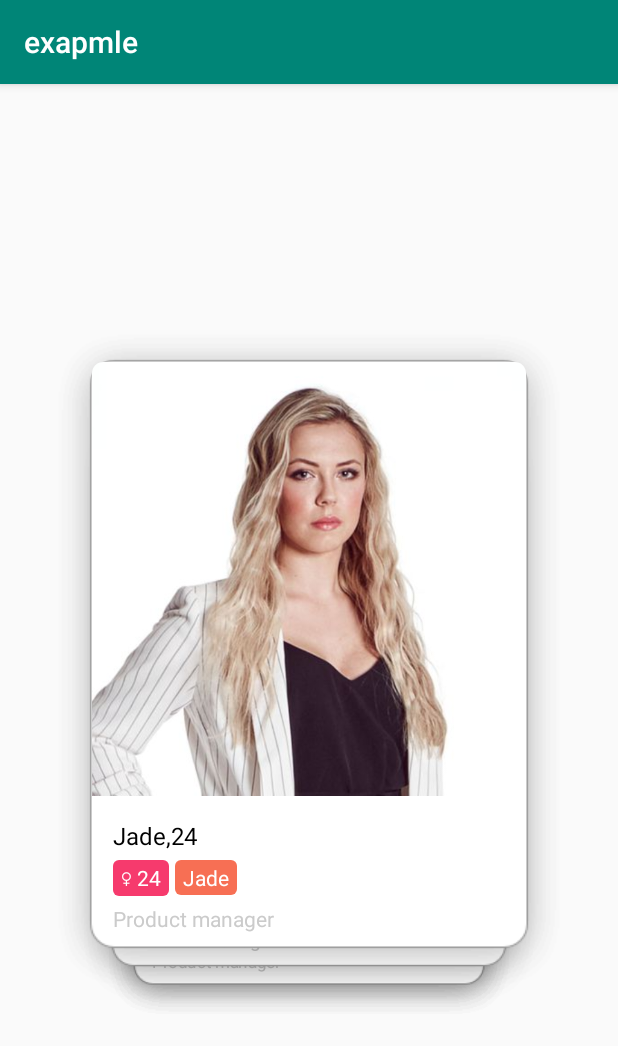
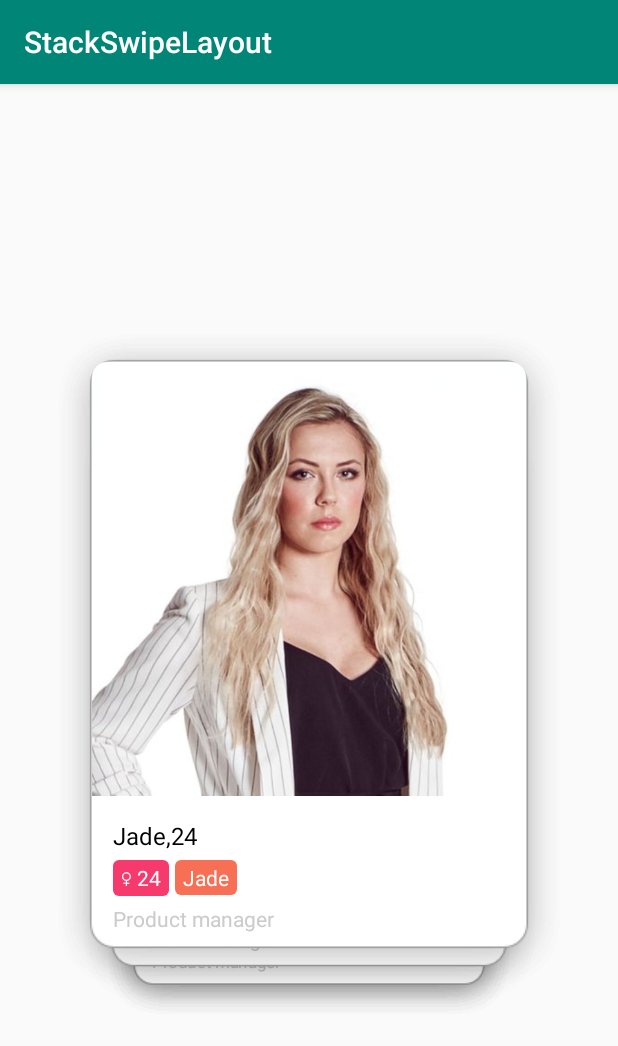
Before and after one commit to cmFodWx5YWRhdjEyMTA5/SwipeView, an Android app: the screen it shows after launch (MainActivity), on a phone screen of 412 x 824 dp. Shown: the top 1046 px of the screen. Run offline under Robolectric (Android 15) with nearby library versions, the phone set to English and light mode, and no system bars.

Commit message:
Code review

```diff
--- a/app/src/main/java/com/umut/soysal/swipeview/MainActivity.java
+++ b/app/src/main/java/com/umut/soysal/swipeview/MainActivity.java
@@ -13,6 +13,7 @@ import android.widget.Toast;
 import com.umut.soysal.swipelayoutview.helper.StackItemTouchHelperCallback;
 import com.umut.soysal.swipelayoutview.manager.StackLayoutViewManager;
 import com.umut.soysal.swipelayoutview.ui.OnSwipeListener;
+import com.umut.soysal.swipelayoutview.ui.StackImageView;
 import com.umut.soysal.swipelayoutview.util.Utility;
 
 import java.util.ArrayList;
@@ -33,13 +34,13 @@ public class MainActivity extends AppCompatActivity {
     private void initView() {
         final RecyclerView recyclerView = (RecyclerView) findViewById(R.id.recyclerView);
         recyclerView.setItemAnimator(new DefaultItemAnimator());
-        recyclerView.setAdapter(new MyAdapter());
+        recyclerView.setAdapter(new StackViewAdapter());
         StackItemTouchHelperCallback cardCallback = new StackItemTouchHelperCallback(recyclerView.getAdapter(), list);
         cardCallback.setOnSwipedListener(new OnSwipeListener<Integer>() {
 
             @Override
             public void onSwiping(RecyclerView.ViewHolder viewHolder, float ratio, int direction) {
-                MyAdapter.MyViewHolder myHolder = (MyAdapter.MyViewHolder) viewHolder;
+                StackViewAdapter.MyViewHolder myHolder = (StackViewAdapter.MyViewHolder) viewHolder;
                 viewHolder.itemView.setAlpha(1 - Math.abs(ratio) * 0.2f);
                 if (direction == Utility.SWIPING_LEFT) {
                     myHolder.dislikeImageView.setAlpha(Math.abs(ratio));
@@ -53,16 +54,16 @@ public class MainActivity extends AppCompatActivity {
 
             @Override
             public void onSwiped(RecyclerView.ViewHolder viewHolder, Integer o, int direction) {
-                MyAdapter.MyViewHolder myHolder = (MyAdapter.MyViewHolder) viewHolder;
+                StackViewAdapter.MyViewHolder myHolder = (StackViewAdapter.MyViewHolder) viewHolder;
                 viewHolder.itemView.setAlpha(1f);
                 myHolder.dislikeImageView.setAlpha(0f);
                 myHolder.likeImageView.setAlpha(0f);
-                Toast.makeText(MainActivity.this, direction == Utility.SWIPED_LEFT ? "like" : "no like", Toast.LENGTH_SHORT).show();
+                Toast.makeText(MainActivity.this, direction == Utility.SWIPED_LEFT ? "dislike" : "like", Toast.LENGTH_SHORT).show();
             }
 
             @Override
             public void onSwipedClear() {
-                Toast.makeText(MainActivity.this, "data clear", Toast.LENGTH_SHORT).show();
+                Toast.makeText(MainActivity.this, "finish data", Toast.LENGTH_SHORT).show();
                 recyclerView.postDelayed(new Runnable() {
                     @Override
                     public void run() {
@@ -90,7 +91,7 @@ public class MainActivity extends AppCompatActivity {
 
     }
 
-    private class MyAdapter extends RecyclerView.Adapter {
+    private class StackViewAdapter extends RecyclerView.Adapter {
         @Override
         public RecyclerView.ViewHolder onCreateViewHolder(ViewGroup parent, int viewType) {
             View view = LayoutInflater.from(parent.getContext()).inflate(R.layout.item, parent, false);
@@ -110,13 +111,13 @@ public class MainActivity extends AppCompatActivity {
 
         class MyViewHolder extends RecyclerView.ViewHolder {
 
-            ImageView avatarImageView;
+            StackImageView avatarImageView;
             ImageView likeImageView;
             ImageView dislikeImageView;
 
             MyViewHolder(View itemView) {
                 super(itemView);
-                avatarImageView = (ImageView) itemView.findViewById(R.id.iv_avatar);
+                avatarImageView = (StackImageView) itemView.findViewById(R.id.iv_avatar);
                 likeImageView = (ImageView) itemView.findViewById(R.id.iv_like);
                 dislikeImageView = (ImageView) itemView.findViewById(R.id.iv_dislike);
             }
--- a/app/src/main/res/layout/item.xml
+++ b/app/src/main/res/layout/item.xml
@@ -17,25 +17,25 @@
                 android:layout_width="match_parent"
                 android:layout_height="match_parent"
                 android:scaleType="centerCrop"
-                app:radius="7.5dp"
+                app:radius="10dp"
                 android:src="@drawable/img_avatar_01" />
 
         <ImageView
                 android:id="@+id/iv_dislike"
-                android:layout_width="130dp"
-                android:layout_height="130dp"
+                android:layout_width="150dp"
+                android:layout_height="150dp"
                 android:layout_alignParentRight="true"
-                android:layout_marginRight="15dp"
-                android:layout_marginTop="15dp"
+                android:layout_marginRight="30dp"
+                android:layout_marginTop="20dp"
                 android:alpha="0"
                 android:src="@drawable/unlike" />
 
         <ImageView
                 android:id="@+id/iv_like"
-                android:layout_width="130dp"
-                android:layout_height="130dp"
-                android:layout_marginLeft="15dp"
-                android:layout_marginTop="15dp"
+                android:layout_width="150dp"
+                android:layout_height="150dp"
+                android:layout_marginLeft="30dp"
+                android:layout_marginTop="20dp"
                 android:alpha="0"
                 android:src="@drawable/like" />
 
--- a/app/src/main/res/values/strings.xml
+++ b/app/src/main/res/values/strings.xml
@@ -1,3 +1,3 @@
 <resources>
-    <string name="app_name">exapmle</string>
+    <string name="app_name">StackSwipeLayout</string>
 </resources>
```
